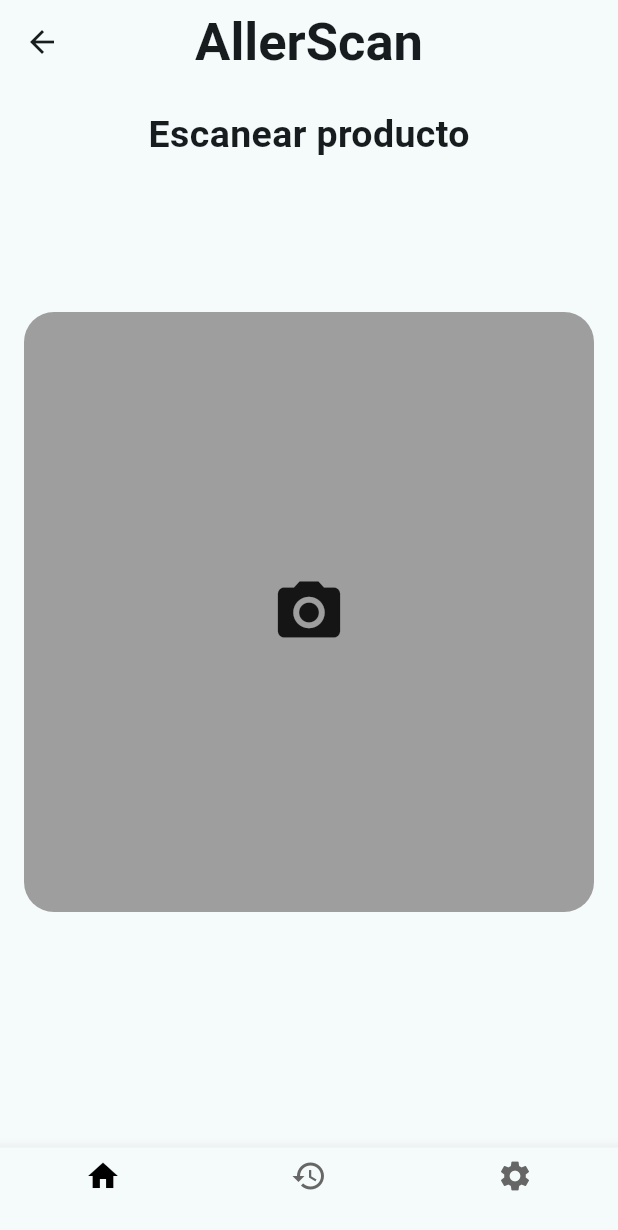
After one commit to manuel-martin14/aller_scan, a Flutter app: the Home screen opened directly, on a phone screen of 412 x 824 dp. The commit adds this screen. Shown: the top 1230 px of the screen. Run offline on Flutter 3.47's test engine with Material 3 defaults, Android fonts, the phone set to English and light mode, and no system bars.

Commit message:
Corrección de errores e implementación de nuevas ventanas

```diff
--- a/lib/screens/change_password.dart
+++ b/lib/screens/change_password.dart
@@ -141,7 +141,7 @@ class _ChangePassword extends State<ChangePassword> {
       return "Mínimo 6 caracteres y al menos uno especial \nentre estos !@#\$%^";
     }
     if (firstPasswordController != secondPasswordController) {
-      return "La contraseña debe ser la misma en ambos campos";
+      return "Las contraseñas no coinciden";
     }
     return null;
   }
--- /dev/null
+++ b/lib/screens/home.dart
@@ -0,0 +1,73 @@
+import 'package:flutter/material.dart';
+
+import 'package:aller_scan/screens/history.dart';
+import 'package:aller_scan/screens/settings.dart';
+import 'package:aller_scan/screens/scaner.dart';
+
+// Ventana interactiva para que el usuario pueda acceder a las
+// diferentes ventanas
+class Home extends StatefulWidget {
+  const Home({super.key});
+
+  @override
+  State<Home> createState() => _HomeState();
+}
+
+class _HomeState extends State<Home> {
+  int _selectedIndex = 0;
+
+  final List _screens = [
+    Scanner(),
+    History(),
+    Settings()
+  ];
+
+  void _navigateBottomBar(int index) {
+    setState(() {
+      _selectedIndex = index;
+    });
+  }
+
+  @override
+  Widget build(BuildContext context) {
+    return Scaffold(
+      appBar: AppBar(
+        centerTitle: true,
+        title: Text(
+          "AllerScan",
+          style: TextStyle(
+            fontWeight: FontWeight.bold,
+            fontSize: 35
+          ),
+        )
+      ),
+      bottomNavigationBar: BottomNavigationBar(
+        currentIndex: _selectedIndex,
+        selectedItemColor: Colors.black,
+        unselectedItemColor: const Color.fromARGB(255, 102, 102, 102),
+        onTap: _navigateBottomBar,
+        // Los label tienen que estar si o si
+        // están sin texto ya que queda mejor
+        items: [
+          BottomNavigationBarItem(
+            icon: Icon(
+              Icons.home
+            ),
+            label: ""
+          ),
+          BottomNavigationBarItem(
+            icon: Icon(
+              Icons.history
+            ),
+            label: ""
+          ),
+          BottomNavigationBarItem(
+            icon: Icon(Icons.settings),
+            label: ""
+          )
+        ]
+      ),
+      body: _screens[_selectedIndex]
+    );
+  }
+}
--- /dev/null
+++ b/lib/screens/scaner.dart
@@ -0,0 +1,49 @@
+import 'package:flutter/material.dart';
+
+// Ventana donde el usuaio puede escanear los productos
+class Scanner extends StatelessWidget {
+  const Scanner({super.key});
+
+  // Lo más seguro que toque hacer la clase Statefull ya que
+  // la camara será en tiempo real
+
+  @override
+  Widget build(BuildContext context) {
+    return Scaffold(
+      body: SingleChildScrollView(
+        child: Padding(
+          padding: EdgeInsets.all(16.0),
+          child: Column(
+            children: [
+              Center(
+                child: Text(
+                  "Escanear producto",
+                  style: TextStyle(
+                    fontWeight: FontWeight.bold,
+                    fontSize: 25
+                  ),
+                )
+              ),
+              SizedBox(height: 100),
+              Container(
+                width: 400,
+                height: 400,
+                decoration: BoxDecoration(
+                  color: Colors.grey,
+                  borderRadius: BorderRadius.circular(20)
+                ),
+                // Aquí realmente debe aparecer la camara para poder escanear el
+                // producto, pero como guía está un icono
+                child: Icon(
+                  Icons.camera_alt,
+                  size: 50,
+                ),
+              )
+            ],
+          ),
+        )
+      ),
+    );
+  }
+
+}
```
Also changed, not shown: lib/screens/history.dart (added, +16 -0 lines), lib/screens/login.dart (+27 -15 lines), lib/screens/register.dart (+23 -15 lines), lib/screens/settings.dart (added, +16 -0 lines).
